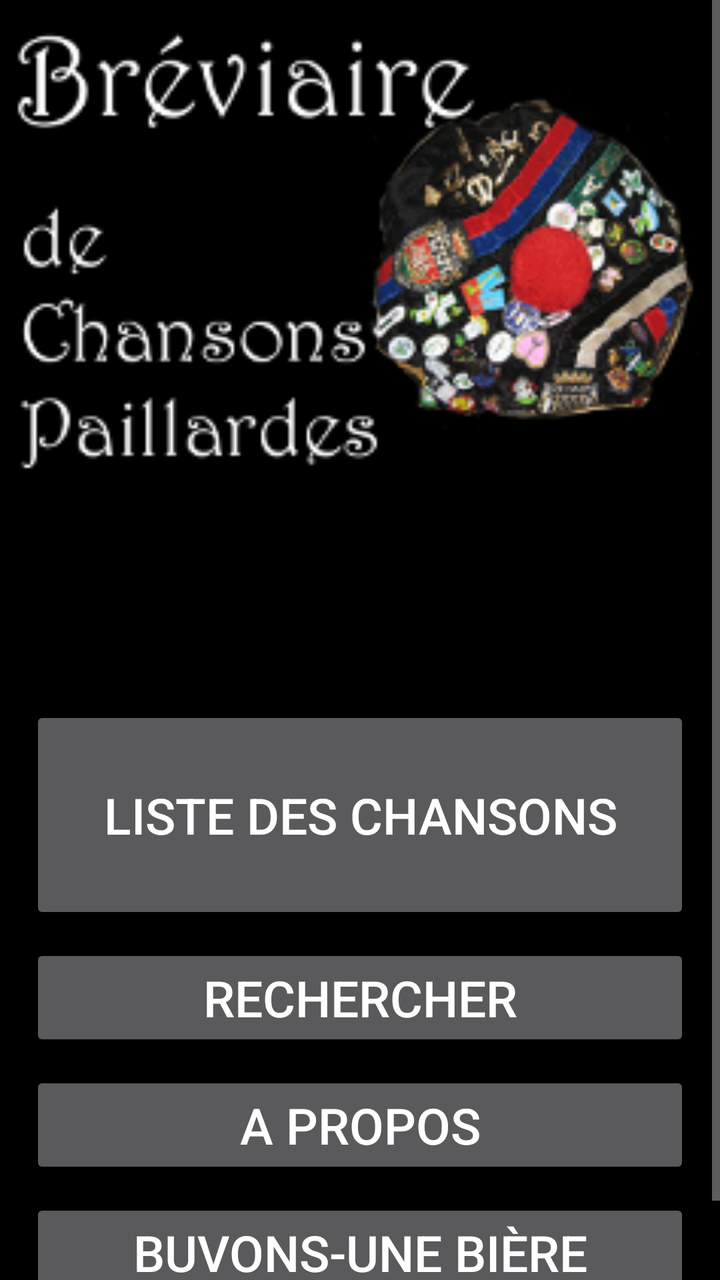
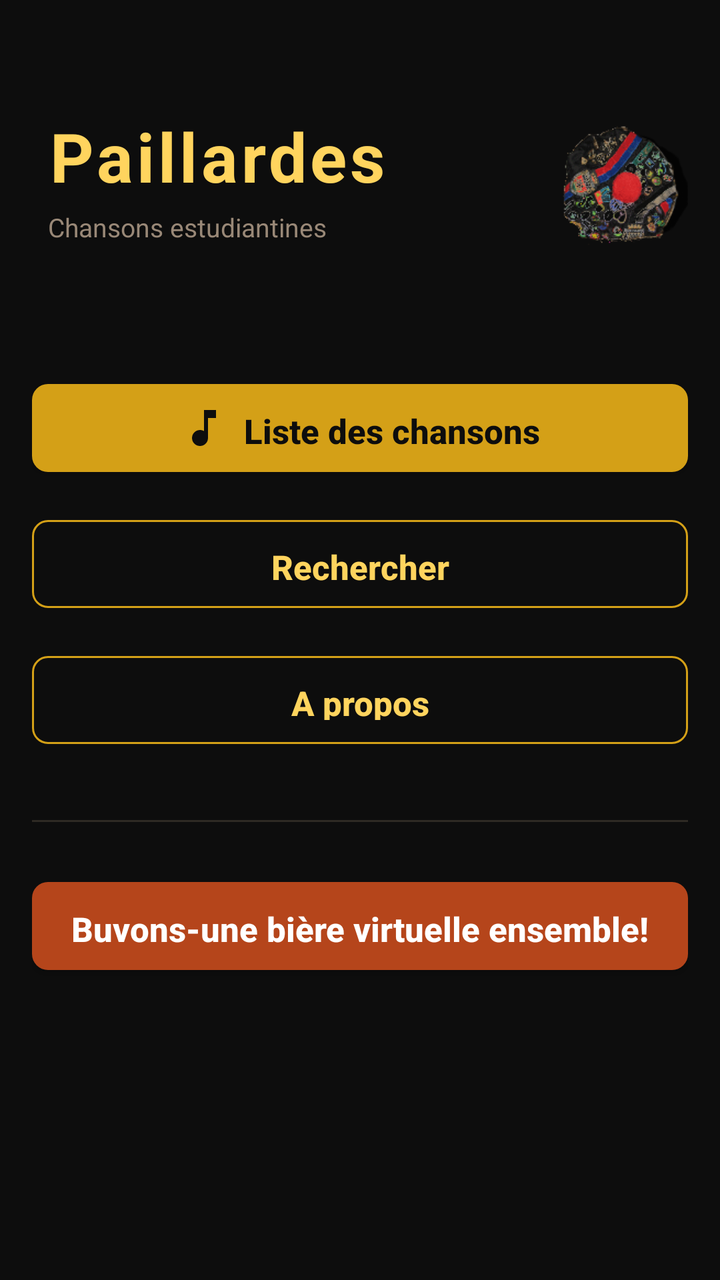

An Android layout rendered at two revisions. The XML below is the earlier revision; the diff shows what the commit changed to produce the second picture.
<!-- AndroidManifest.xml: application theme AppTheme -->
<!-- res/layout/main.xml -->
<?xml version="1.0" encoding="utf-8"?>
<ScrollView xmlns:android="http://schemas.android.com/apk/res/android"
    android:layout_width="match_parent"
    android:layout_height="match_parent"
    android:background="@color/black">

    <LinearLayout
        android:layout_width="match_parent"
        android:layout_height="match_parent"
        android:orientation="vertical">

        <ImageView
            android:layout_width="match_parent"
            android:layout_height="wrap_content"
            android:adjustViewBounds="true"
            android:scaleType="fitCenter"
            android:src="@drawable/faluche" />

        <Space
            android:layout_width="match_parent"
            android:layout_height="100dp" />

        <Button
            android:id="@+id/btn_list"
            android:layout_width="match_parent"
            android:layout_height="109dp"
            android:layout_marginLeft="@dimen/btn_margin_left"
            android:layout_marginTop="@dimen/btn_margin_top"
            android:layout_marginRight="@dimen/btn_margin_right"
            android:text="@string/btn_list"
            android:textSize="@dimen/menu_text" />

        <Button
            android:id="@+id/btn_search"
            android:layout_width="match_parent"
            android:layout_height="wrap_content"
            android:layout_marginLeft="@dimen/btn_margin_left"
            android:layout_marginTop="@dimen/btn_margin_top"
            android:layout_marginRight="@dimen/btn_margin_right"
            android:text="@string/btn_search"
            android:textSize="@dimen/menu_text" />

        <Button
            android:id="@+id/btn_about"
            android:layout_width="match_parent"
            android:layout_height="wrap_content"
            android:layout_marginLeft="@dimen/btn_margin_left"
            android:layout_marginTop="@dimen/btn_margin_top"
            android:layout_marginRight="@dimen/btn_margin_right"
            android:text="@string/btn_about"
            android:textSize="@dimen/menu_text" />

        <Button
            android:id="@+id/btn_buybeer"
            android:layout_width="match_parent"
            android:layout_height="wrap_content"
            android:layout_marginLeft="@dimen/btn_margin_left"
            android:layout_marginTop="@dimen/btn_margin_top"
            android:layout_marginRight="@dimen/btn_margin_right"
            android:text="@string/about_buy_beer"
            android:textSize="@dimen/menu_text" />

    </LinearLayout>
</ScrollView>
<!-- resources referenced by this layout -->
<resources>
  <color name="black">#000000</color>
  <dimen name="btn_margin_left">15sp</dimen>
  <dimen name="btn_margin_right">15sp</dimen>
  <dimen name="btn_margin_top">10sp</dimen>
  <dimen name="menu_text">25sp</dimen>
  <!-- drawable faluche: png bitmap (drawable, 39770 bytes) -->
  <string name="btn_about">A propos</string>
  <string name="btn_list">Liste des chansons</string>
  <string name="btn_search">Rechercher</string>
  <style name="AppTheme" parent="Theme.AppCompat.NoActionBar">
          <item name="colorPrimary">@color/black</item>
          <item name="colorPrimaryDark">@color/black</item>
          <item name="colorAccent">@color/white</item>
          <item name="android:windowBackground">@color/black</item>
      </style>
  <color name="white">#FFFFFF</color>
  <!-- unchanged entries left out for length: 1 -->
</resources>

<!-- the commit's change to res/layout/main.xml (unified diff, before → after) -->
@@ -1,64 +1,120 @@
 <?xml version="1.0" encoding="utf-8"?>
-<ScrollView xmlns:android="http://schemas.android.com/apk/res/android"
+<androidx.core.widget.NestedScrollView
+    xmlns:android="http://schemas.android.com/apk/res/android"
+    xmlns:app="http://schemas.android.com/apk/res-auto"
     android:layout_width="match_parent"
     android:layout_height="match_parent"
-    android:background="@color/black">
+    android:background="@color/color_bg">
 
     <LinearLayout
         android:layout_width="match_parent"
-        android:layout_height="match_parent"
+        android:layout_height="wrap_content"
         android:orientation="vertical">
 
-        <ImageView
+        
+        <LinearLayout
             android:layout_width="match_parent"
             android:layout_height="wrap_content"
-            android:adjustViewBounds="true"
-            android:scaleType="fitCenter"
-            android:src="@drawable/faluche" />
+            android:orientation="horizontal"
+            android:gravity="center_vertical"
+            android:paddingStart="24dp"
+            android:paddingEnd="16dp"
+            android:paddingTop="24dp"
+            android:paddingBottom="8dp">
 
-        <Space
-            android:layout_width="match_parent"
-            android:layout_height="100dp" />
+            
+            <LinearLayout
+                android:layout_width="0dp"
+                android:layout_height="wrap_content"
+                android:layout_weight="1"
+                android:orientation="vertical">
 
-        <Button
-            android:id="@+id/btn_list"
-            android:layout_width="match_parent"
-            android:layout_height="109dp"
-            android:layout_marginLeft="@dimen/btn_margin_left"
-            android:layout_marginTop="@dimen/btn_margin_top"
-            android:layout_marginRight="@dimen/btn_margin_right"
-            android:text="@string/btn_list"
-            android:textSize="@dimen/menu_text" />
+                <TextView
+                    android:layout_width="wrap_content"
+                    android:layout_height="wrap_content"
+                    android:text="@string/app_name"
+                    android:textColor="@color/color_gold_text"
+                    android:textSize="34sp"
+                    android:textStyle="bold"
+                    android:letterSpacing="0.05" />
 
-        <Button
-            android:id="@+id/btn_search"
+                <TextView
+                    android:layout_width="wrap_content"
+                    android:layout_height="wrap_content"
+                    android:layout_marginTop="4dp"
+                    android:text="Chansons estudiantines"
+                    android:textColor="@color/color_text_secondary"
+                    android:textSize="13sp" />
+
+            </LinearLayout>
+
+            
+            <ImageView
+                android:layout_width="130dp"
+                android:layout_height="130dp"
+                android:contentDescription="@string/app_name"
+                android:scaleType="fitCenter"
+                android:adjustViewBounds="true"
+                android:src="@drawable/faluche" />
+
+        </LinearLayout>
+
+        
+        <LinearLayout
             android:layout_width="match_parent"
             android:layout_height="wrap_content"
-            android:layout_marginLeft="@dimen/btn_margin_left"
-            android:layout_marginTop="@dimen/btn_margin_top"
-            android:layout_marginRight="@dimen/btn_margin_right"
-            android:text="@string/btn_search"
-            android:textSize="@dimen/menu_text" />
+            android:orientation="vertical"
+            android:paddingStart="16dp"
+            android:paddingEnd="16dp"
+            android:paddingTop="24dp"
+            android:paddingBottom="24dp">
 
-        <Button
-            android:id="@+id/btn_about"
-            android:layout_width="match_parent"
-            android:layout_height="wrap_content"
-            android:layout_marginLeft="@dimen/btn_margin_left"
-            android:layout_marginTop="@dimen/btn_margin_top"
-            android:layout_marginRight="@dimen/btn_margin_right"
-            android:text="@string/btn_about"
-            android:textSize="@dimen/menu_text" />
+            <com.google.android.material.button.MaterialButton
+                android:id="@+id/btn_list"
+                android:layout_width="match_parent"
+                android:layout_height="56dp"
+                android:layout_marginBottom="12dp"
+                android:text="@string/btn_list"
+                android:textSize="@dimen/menu_text"
+                app:icon="@drawable/ic_musical_note"
+                app:iconGravity="textStart"
+                app:iconTint="@color/color_on_gold" />
 
-        <Button
-            android:id="@+id/btn_buybeer"
-            android:layout_width="match_parent"
-            android:layout_height="wrap_content"
-            android:layout_marginLeft="@dimen/btn_margin_left"
-            android:layout_marginTop="@dimen/btn_margin_top"
-            android:layout_marginRight="@dimen/btn_margin_right"
-            android:text="@string/about_buy_beer"
-            android:textSize="@dimen/menu_text" />
+            <com.google.android.material.button.MaterialButton
+                android:id="@+id/btn_search"
+                android:layout_width="match_parent"
+                android:layout_height="56dp"
+                android:layout_marginBottom="12dp"
+                android:text="@string/btn_search"
+                android:textSize="@dimen/menu_text"
+                style="@style/Widget.App.Button.Outlined" />
+
+            <com.google.android.material.button.MaterialButton
+                android:id="@+id/btn_about"
+                android:layout_width="match_parent"
+                android:layout_height="56dp"
+                android:layout_marginBottom="32dp"
+                android:text="@string/btn_about"
+                android:textSize="@dimen/menu_text"
+                style="@style/Widget.App.Button.Outlined" />
+
+            
+            <View
+                android:layout_width="match_parent"
+                android:layout_height="1dp"
+                android:layout_marginBottom="24dp"
+                android:background="@color/color_divider" />
+
+            <com.google.android.material.button.MaterialButton
+                android:id="@+id/btn_buybeer"
+                android:layout_width="match_parent"
+                android:layout_height="56dp"
+                android:text="@string/about_buy_beer"
+                android:textSize="@dimen/menu_text"
+                style="@style/Widget.App.Button.Donation" />
+
+        </LinearLayout>
 
     </LinearLayout>
-</ScrollView>
+
+</androidx.core.widget.NestedScrollView>
<!-- resource entries referenced after the edit -->
@@ -1,21 +1,80 @@
 <!-- resources referenced by this layout -->
 <resources>
-  <color name="black">#000000</color>
-  <dimen name="btn_margin_left">15sp</dimen>
-  <dimen name="btn_margin_right">15sp</dimen>
-  <dimen name="btn_margin_top">10sp</dimen>
-  <dimen name="menu_text">25sp</dimen>
-  <!-- drawable faluche: png bitmap (drawable, 39770 bytes) -->
+  <color name="color_bg">#0D0D0D</color>
+  <color name="color_divider">#2E2A24</color>
+  <color name="color_gold_text">#FFD45E</color>
+  <color name="color_on_gold">#0D0D0D</color>
+  <color name="color_text_secondary">#998877</color>
+  <dimen name="menu_text">17sp</dimen>
+  <!-- drawable faluche: png bitmap (drawable, 35766 bytes) -->
+  <!-- drawable ic_musical_note (drawable) -->
+  <?xml version="1.0" encoding="utf-8"?>
+  <vector xmlns:android="http://schemas.android.com/apk/res/android"
+      android:width="24dp"
+      android:height="24dp"
+      android:viewportWidth="24"
+      android:viewportHeight="24">
+      <path
+          android:fillColor="#FFFFFF"
+          android:pathData="M12,3v10.55c-0.59,-0.34 -1.27,-0.55 -2,-0.55c-2.21,0 -4,1.79 -4,4s1.79,4 4,4s4,-1.79 4,-4V7h4V3h-6z" />
+  </vector>
+  <string name="app_name">Paillardes</string>
   <string name="btn_about">A propos</string>
   <string name="btn_list">Liste des chansons</string>
   <string name="btn_search">Rechercher</string>
-  <style name="AppTheme" parent="Theme.AppCompat.NoActionBar">
-          <item name="colorPrimary">@color/black</item>
-          <item name="colorPrimaryDark">@color/black</item>
-          <item name="colorAccent">@color/white</item>
-          <item name="android:windowBackground">@color/black</item>
+  <style name="Widget.App.Button.Donation" parent="Widget.MaterialComponents.Button">
+          <item name="backgroundTint">@color/color_donation</item>
+          <item name="android:textColor">@color/white</item>
+          <item name="android:textStyle">bold</item>
+          <item name="android:textAllCaps">false</item>
+          <item name="cornerRadius">8dp</item>
+          <item name="android:letterSpacing">0</item>
+          <item name="android:paddingTop">12dp</item>
+          <item name="android:paddingBottom">12dp</item>
       </style>
+  <style name="Widget.App.Button.Outlined" parent="Widget.MaterialComponents.Button.OutlinedButton">
+          <item name="strokeColor">@color/color_gold</item>
+          <item name="android:textColor">@color/color_gold_text</item>
+          <item name="android:textAllCaps">false</item>
+          <item name="cornerRadius">8dp</item>
+          <item name="android:letterSpacing">0</item>
+          <item name="android:paddingTop">12dp</item>
+          <item name="android:paddingBottom">12dp</item>
+      </style>
+  <style name="AppTheme" parent="Theme.MaterialComponents.NoActionBar">
+          <item name="colorPrimary">@color/color_gold</item>
+          <item name="colorPrimaryDark">@color/color_gold_dark</item>
+          <item name="colorAccent">@color/color_gold</item>
+          <item name="colorSurface">@color/color_surface</item>
+          <item name="colorOnSurface">@color/color_text_primary</item>
+          <item name="android:colorBackground">@color/color_bg</item>
+          <item name="android:windowBackground">@color/color_bg</item>
+          <item name="android:textColorPrimary">@color/color_text_primary</item>
+          <item name="android:textColorSecondary">@color/color_text_secondary</item>
+          <item name="materialButtonStyle">@style/Widget.App.Button</item>
+          <item name="toolbarStyle">@style/Widget.App.Toolbar</item>
+      </style>
+  <color name="color_donation">#B5451B</color>
   <color name="white">#FFFFFF</color>
+  <color name="color_gold">#D4A017</color>
+  <color name="color_gold_dark">#A67C00</color>
+  <color name="color_surface">#1A1A1A</color>
+  <color name="color_text_primary">#F0E6C8</color>
+  <style name="Widget.App.Button" parent="Widget.MaterialComponents.Button">
+          <item name="backgroundTint">@color/color_gold</item>
+          <item name="android:textColor">@color/color_on_gold</item>
+          <item name="android:textStyle">bold</item>
+          <item name="cornerRadius">8dp</item>
+          <item name="android:textAllCaps">false</item>
+          <item name="android:letterSpacing">0</item>
+          <item name="android:paddingTop">12dp</item>
+          <item name="android:paddingBottom">12dp</item>
+      </style>
+  <style name="Widget.App.Toolbar" parent="Widget.MaterialComponents.Toolbar">
+          <item name="android:background">@color/color_surface</item>
+          <item name="titleTextColor">@color/color_gold_text</item>
+          <item name="navigationIconTint">@color/color_gold_text</item>
+      </style>
   <!-- unchanged entries left out for length: 1 -->
 </resources>
 
